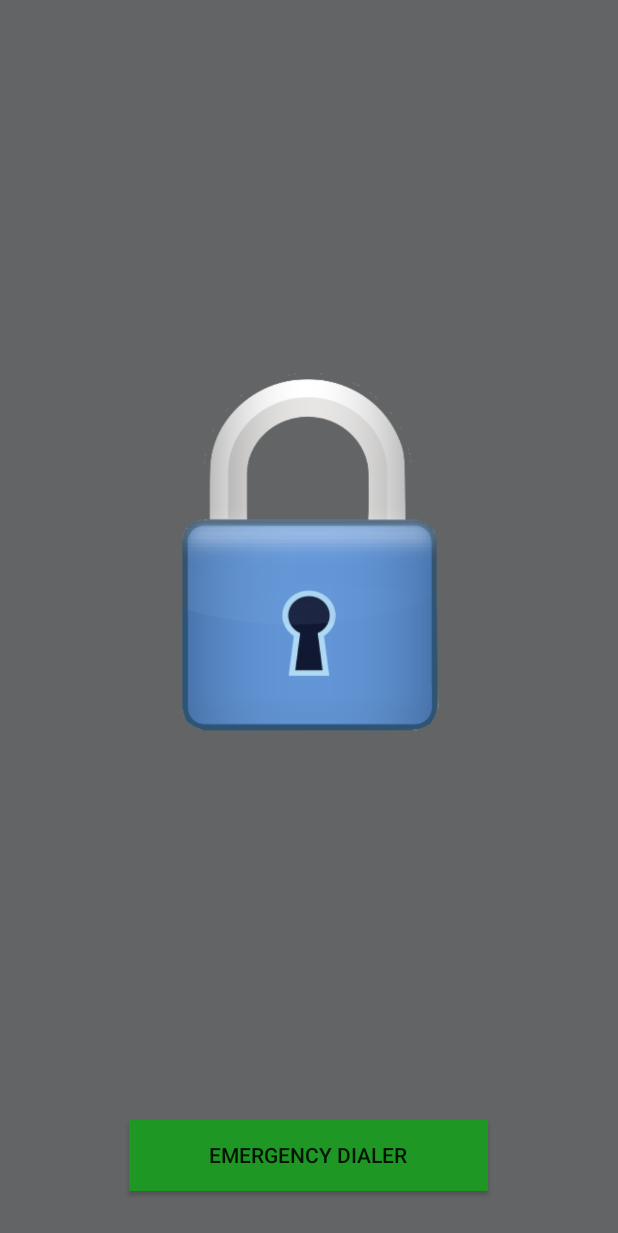
After one commit to CasterlyRoc/food4thought, an Android app: the layout activity_lockscreen.xml on its own in the app's theme, with its tools: preview values and no code run, on a phone screen of 412 x 824 dp. The commit adds this screen. Shown: the top 1233 px of the screen. Run offline under Robolectric (Android 15) with nearby library versions, the phone set to English and light mode, and no system bars.

Commit message:
Implement lock screen and time/gps validation
Lock screen is finished and performs checks based on time and location.
Both values checked against are hard-coded.

```diff
--- /dev/null
+++ b/MyApplication/app/src/main/res/layout/activity_lockscreen.xml
@@ -0,0 +1,45 @@
+<?xml version="1.0" encoding="utf-8"?>
+<LinearLayout xmlns:android="http://schemas.android.com/apk/res/android"
+    android:layout_width="match_parent"
+    android:layout_height="match_parent"
+    android:background="@color/background"
+    android:orientation="vertical">
+
+    <LinearLayout
+        android:layout_width="match_parent"
+        android:layout_height="wrap_content"
+        android:layout_weight="1"
+        android:gravity="center|bottom"
+        android:orientation="vertical" >
+
+        <ImageView
+            android:layout_width="182dp"
+            android:layout_height="249dp"
+            android:id="@+id/lockScreenImg"
+            android:layout_gravity="center_horizontal"
+            android:src="@drawable/lock_screen"
+            android:clickable="true"
+            android:onClick="confirmUnlock"/>
+
+    </LinearLayout>
+
+    <LinearLayout
+        android:layout_width="match_parent"
+        android:layout_height="wrap_content"
+        android:layout_weight="1"
+        android:gravity="center|bottom"
+        android:orientation="vertical"
+        android:paddingBottom="20dp"
+        android:weightSum="1">
+
+       <Button
+            android:id="@+id/emerDialer"
+            style="?android:attr/buttonStyleToggle"
+            android:layout_width="239dp"
+            android:layout_height="wrap_content"
+            android:layout_marginBottom="15px"
+            android:background="#1F9724"
+            android:text="@string/emergenecy_dialer"
+            android:onClick="startDialer"/>
+    </LinearLayout>
+</LinearLayout>
--- a/MyApplication/app/src/main/res/layout/activity_main.xml
+++ b/MyApplication/app/src/main/res/layout/activity_main.xml
@@ -11,6 +11,5 @@
 
     <TextView
         android:layout_width="wrap_content"
-        android:layout_height="wrap_content"
-        android:text="Hello World!" />
+        android:layout_height="wrap_content" ></TextView>
 </RelativeLayout>
--- a/MyApplication/app/src/main/res/values/colors.xml
+++ b/MyApplication/app/src/main/res/values/colors.xml
@@ -3,4 +3,5 @@
     <color name="colorPrimary">#3F51B5</color>
     <color name="colorPrimaryDark">#303F9F</color>
     <color name="colorAccent">#FF4081</color>
+    <color name="background">#626465</color>
 </resources>
--- a/MyApplication/app/src/main/res/values/strings.xml
+++ b/MyApplication/app/src/main/res/values/strings.xml
@@ -1,3 +1,7 @@
 <resources>
     <string name="app_name">Food4Thought</string>
+    <string name="emergenecy_dialer">Emergency Dialer</string>
+    <string name="yes">Yes</string>
+    <string name="no">No</string>
+    <string name="unlock_confirm">Are you sure? Unlocking forfeits all your points.</string>
 </resources>
```
Also changed, not shown: MyApplication/app/src/main/AndroidManifest.xml (+6 -1 lines), MyApplication/app/src/main/java/com/cmsc434/f4t/food4thought/LockScreen.java (added, +170 -0 lines), MyApplication/app/src/main/java/com/cmsc434/f4t/food4thought/MainActivity.java (+44 -1 lines), MyApplication/app/src/main/res/drawable/lock_screen.png (added).
